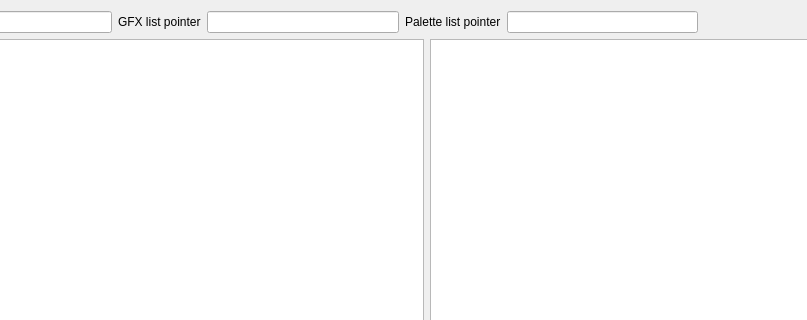
This is dsvedit/tileset_editor.ui in LagoLunatic/DSVEdit as Qt 5 draws it before an edit; both pictures show x 133 to 940 and y 0 to 320 of the 1120 by 640 pixel window. The edited form follows.
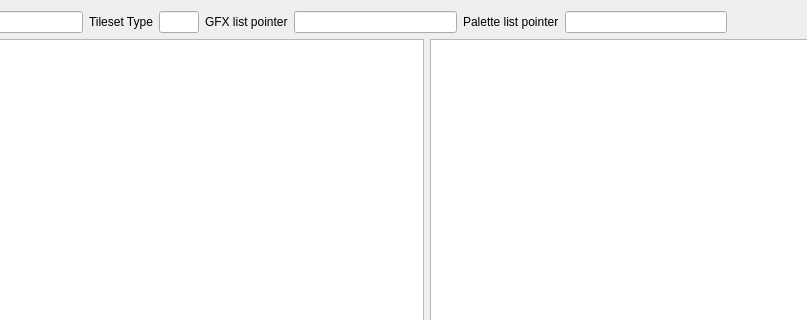
This is the edited form.

Commit message: Fix some crashes in tileset editor

The edit to the form file:
```diff
--- a/dsvedit/tileset_editor.ui
+++ b/dsvedit/tileset_editor.ui
@@ -26,6 +26,23 @@
      <item>
       <widget class="QLineEdit" name="tileset_pointer"/>
      </item>
+     <item>
+      <widget class="QLabel" name="label_6">
+       <property name="text">
+        <string>Tileset Type</string>
+       </property>
+      </widget>
+     </item>
+     <item>
+      <widget class="QLineEdit" name="tileset_type">
+       <property name="maximumSize">
+        <size>
+         <width>40</width>
+         <height>16777215</height>
+        </size>
+       </property>
+      </widget>
+     </item>
      <item>
       <widget class="QLabel" name="label_9">
        <property name="text">
```
The commit also changes 1 other file.
